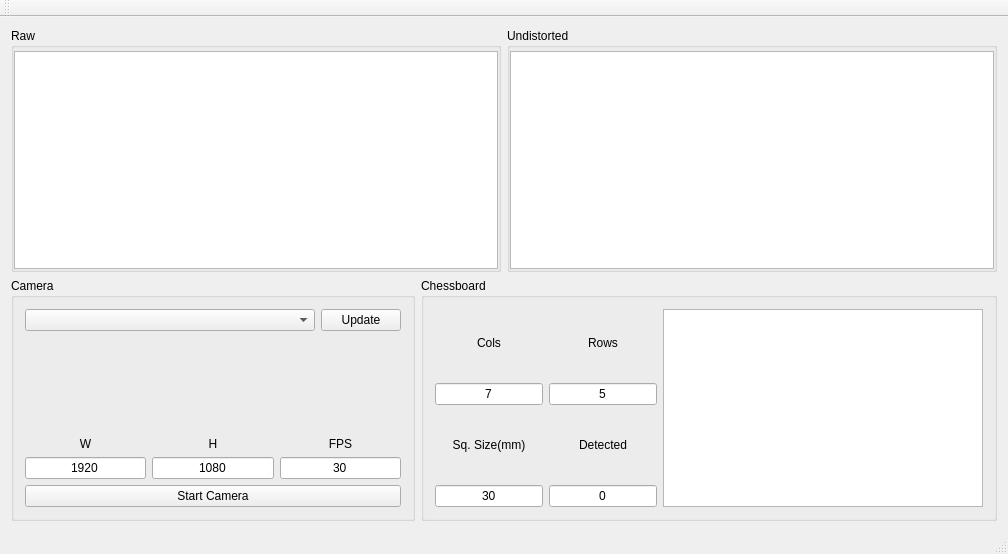
The window that CameraCalibration/forms/mainwindow.ui (Myzhar/qt_camera_calibration) describes before a commit, drawn with Qt 5.
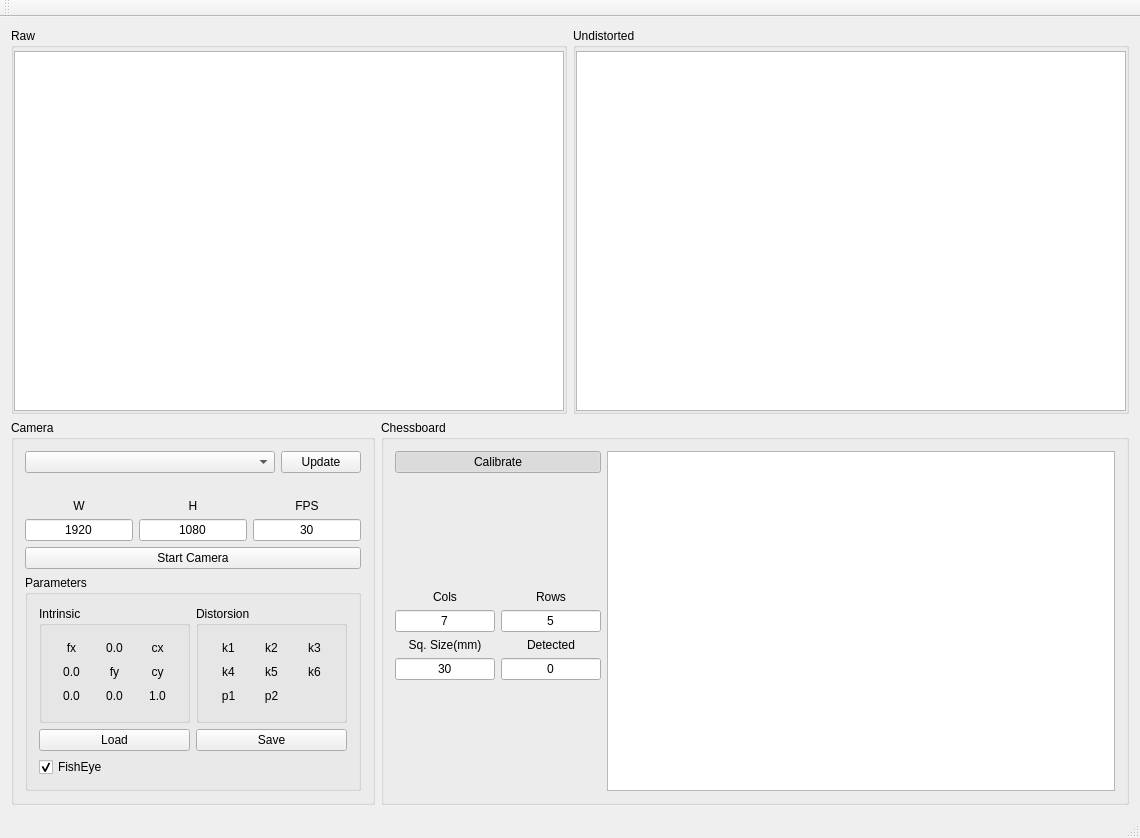
The same window after the commit.

Patch:
```diff
--- a/CameraCalibration/forms/mainwindow.ui
+++ b/CameraCalibration/forms/mainwindow.ui
@@ -6,8 +6,8 @@
    <rect>
     <x>0</x>
     <y>0</y>
-    <width>1008</width>
-    <height>554</height>
+    <width>1140</width>
+    <height>838</height>
    </rect>
   </property>
   <property name="windowTitle">
@@ -55,7 +55,7 @@
            <property name="minimumSize">
             <size>
              <width>320</width>
-             <height>0</height>
+             <height>320</height>
             </size>
            </property>
            <property name="maximumSize">
@@ -107,7 +107,7 @@
            <property name="minimumSize">
             <size>
              <width>320</width>
-             <height>0</height>
+             <height>320</height>
             </size>
            </property>
            <property name="maximumSize">
@@ -128,7 +128,7 @@
       <item>
        <widget class="QGroupBox" name="groupBox">
         <property name="sizePolicy">
-         <sizepolicy hsizetype="Preferred" vsizetype="MinimumExpanding">
+         <sizepolicy hsizetype="Maximum" vsizetype="MinimumExpanding">
           <horstretch>0</horstretch>
           <verstretch>0</verstretch>
          </sizepolicy>
@@ -140,7 +140,7 @@
          <item row="1" column="0">
           <widget class="QLabel" name="label_camera">
            <property name="sizePolicy">
-            <sizepolicy hsizetype="MinimumExpanding" vsizetype="Preferred">
+            <sizepolicy hsizetype="MinimumExpanding" vsizetype="Fixed">
              <horstretch>0</horstretch>
              <verstretch>0</verstretch>
             </sizepolicy>
@@ -150,10 +150,10 @@
            </property>
           </widget>
          </item>
-         <item row="4" column="0">
+         <item row="3" column="0">
           <widget class="QPushButton" name="pushButton_camera_connect_disconnect">
            <property name="sizePolicy">
-            <sizepolicy hsizetype="Preferred" vsizetype="Fixed">
+            <sizepolicy hsizetype="Minimum" vsizetype="Fixed">
              <horstretch>0</horstretch>
              <verstretch>0</verstretch>
             </sizepolicy>
@@ -171,7 +171,7 @@
            <item>
             <widget class="QComboBox" name="comboBox_camera">
              <property name="sizePolicy">
-              <sizepolicy hsizetype="Preferred" vsizetype="Fixed">
+              <sizepolicy hsizetype="Minimum" vsizetype="Fixed">
                <horstretch>0</horstretch>
                <verstretch>0</verstretch>
               </sizepolicy>
@@ -193,14 +193,14 @@
            </item>
           </layout>
          </item>
-         <item row="3" column="0">
+         <item row="2" column="0">
           <layout class="QHBoxLayout" name="horizontalLayout_3">
            <item>
             <layout class="QVBoxLayout" name="verticalLayout">
              <item>
               <widget class="QLabel" name="label">
                <property name="sizePolicy">
-                <sizepolicy hsizetype="Preferred" vsizetype="Preferred">
+                <sizepolicy hsizetype="Minimum" vsizetype="Fixed">
                  <horstretch>0</horstretch>
                  <verstretch>0</verstretch>
                 </sizepolicy>
@@ -216,7 +216,7 @@
              <item>
               <widget class="QLineEdit" name="lineEdit_camera_w">
                <property name="sizePolicy">
-                <sizepolicy hsizetype="Preferred" vsizetype="Fixed">
+                <sizepolicy hsizetype="Minimum" vsizetype="Fixed">
                  <horstretch>0</horstretch>
                  <verstretch>0</verstretch>
                 </sizepolicy>
@@ -242,7 +242,7 @@
              <item>
               <widget class="QLabel" name="label_2">
                <property name="sizePolicy">
-                <sizepolicy hsizetype="Preferred" vsizetype="Preferred">
+                <sizepolicy hsizetype="Minimum" vsizetype="Fixed">
                  <horstretch>0</horstretch>
                  <verstretch>0</verstretch>
                 </sizepolicy>
@@ -258,7 +258,7 @@
              <item>
               <widget class="QLineEdit" name="lineEdit_camera_h">
                <property name="sizePolicy">
-                <sizepolicy hsizetype="Preferred" vsizetype="Fixed">
+                <sizepolicy hsizetype="Minimum" vsizetype="Fixed">
                  <horstretch>0</horstretch>
                  <verstretch>0</verstretch>
                 </sizepolicy>
@@ -284,7 +284,7 @@
              <item>
               <widget class="QLabel" name="label_3">
                <property name="sizePolicy">
-                <sizepolicy hsizetype="Preferred" vsizetype="Preferred">
+                <sizepolicy hsizetype="Minimum" vsizetype="Fixed">
                  <horstretch>0</horstretch>
                  <verstretch>0</verstretch>
                 </sizepolicy>
@@ -300,7 +300,7 @@
              <item>
               <widget class="QLineEdit" name="lineEdit_camera_fps">
                <property name="sizePolicy">
-                <sizepolicy hsizetype="Preferred" vsizetype="Fixed">
+                <sizepolicy hsizetype="Minimum" vsizetype="Fixed">
                  <horstretch>0</horstretch>
                  <verstretch>0</verstretch>
                 </sizepolicy>
@@ -323,18 +323,469 @@
            </item>
           </layout>
          </item>
-         <item row="2" column="0">
-          <spacer name="verticalSpacer">
-           <property name="orientation">
-            <enum>Qt::Vertical</enum>
+         <item row="4" column="0">
+          <widget class="QGroupBox" name="groupBox_params">
+           <property name="sizePolicy">
+            <sizepolicy hsizetype="Minimum" vsizetype="Preferred">
+             <horstretch>0</horstretch>
+             <verstretch>0</verstretch>
+            </sizepolicy>
            </property>
-           <property name="sizeHint" stdset="0">
-            <size>
-             <width>20</width>
-             <height>40</height>
-            </size>
+           <property name="title">
+            <string>Parameters</string>
            </property>
-          </spacer>
+           <layout class="QGridLayout" name="gridLayout_8">
+            <item row="0" column="1">
+             <widget class="QGroupBox" name="groupBox_par_distorsion">
+              <property name="sizePolicy">
+               <sizepolicy hsizetype="Minimum" vsizetype="Preferred">
+                <horstretch>0</horstretch>
+                <verstretch>0</verstretch>
+               </sizepolicy>
+              </property>
+              <property name="title">
+               <string>Distorsion</string>
+              </property>
+              <layout class="QGridLayout" name="gridLayout_7">
+               <item row="0" column="0">
+                <widget class="QLabel" name="label_k1">
+                 <property name="sizePolicy">
+                  <sizepolicy hsizetype="Minimum" vsizetype="Fixed">
+                   <horstretch>0</horstretch>
+                   <verstretch>0</verstretch>
+                  </sizepolicy>
+                 </property>
+                 <property name="maximumSize">
+                  <size>
+                   <width>100</width>
+                   <height>16777215</height>
+                  </size>
+                 </property>
+                 <property name="text">
+                  <string>k1</string>
+                 </property>
+                 <property name="alignment">
+                  <set>Qt::AlignCenter</set>
+                 </property>
+                </widget>
+               </item>
+               <item row="1" column="1">
+                <widget class="QLabel" name="label_k5">
+                 <property name="sizePolicy">
+                  <sizepolicy hsizetype="Minimum" vsizetype="Fixed">
+                   <horstretch>0</horstretch>
+                   <verstretch>0</verstretch>
+                  </sizepolicy>
+                 </property>
+                 <property name="maximumSize">
+                  <size>
+                   <width>100</width>
+                   <height>16777215</height>
+                  </size>
+                 </property>
+                 <property name="text">
+                  <string>k5</string>
+                 </property>
+                 <property name="alignment">
+                  <set>Qt::AlignCenter</set>
+                 </property>
+                </widget>
+               </item>
+               <item row="1" column="2">
+                <widget class="QLabel" name="label_k6">
+                 <property name="sizePolicy">
+                  <sizepolicy hsizetype="Minimum" vsizetype="Fixed">
+                   <horstretch>0</horstretch>
+                   <verstretch>0</verstretch>
+                  </sizepolicy>
+                 </property>
+                 <property name="maximumSize">
+                  <size>
+                   <width>100</width>
+                   <height>16777215</height>
+                  </size>
+                 </property>
+                 <property name="text">
+                  <string>k6</string>
+                 </property>
+                 <property name="alignment">
+                  <set>Qt::AlignCenter</set>
+                 </property>
+                </widget>
+               </item>
+               <item row="0" column="2">
+                <widget class="QLabel" name="label_k3">
+                 <property name="sizePolicy">
+                  <sizepolicy hsizetype="Minimum" vsizetype="Fixed">
+                   <horstretch>0</horstretch>
+                   <verstretch>0</verstretch>
+                  </sizepolicy>
+                 </property>
+                 <property name="maximumSize">
+                  <size>
+                   <width>100</width>
+                   <height>16777215</height>
+                  </size>
+                 </property>
+                 <property name="text">
+                  <string>k3</string>
+                 </property>
+                 <property name="alignment">
+                  <set>Qt::AlignCenter</set>
+                 </property>
+                </widget>
+               </item>
+               <item row="0" column="1">
+                <widget class="QLabel" name="label_k2">
+                 <property name="sizePolicy">
+                  <sizepolicy hsizetype="Minimum" vsizetype="Fixed">
+                   <horstretch>0</horstretch>
+                   <verstretch>0</verstretch>
+                  </sizepolicy>
+                 </property>
+                 <property name="maximumSize">
+                  <size>
+                   <width>100</width>
+                   <height>16777215</height>
+                  </size>
+                 </property>
+                 <property name="text">
+                  <string>k2</string>
+                 </property>
+                 <property name="alignment">
+                  <set>Qt::AlignCenter</set>
+                 </property>
+                </widget>
+               </item>
+               <item row="2" column="0">
+                <widget class="QLabel" name="label_p1">
+                 <property name="sizePolicy">
+                  <sizepolicy hsizetype="Minimum" vsizetype="Fixed">
+                   <horstretch>0</horstretch>
+                   <verstretch>0</verstretch>
+                  </sizepolicy>
+                 </property>
+                 <property name="maximumSize">
+                  <size>
+                   <width>100</width>
+                   <height>16777215</height>
+                  </size>
+                 </property>
+                 <property name="text">
+                  <string>p1</string>
+                 </property>
+                 <property name="alignment">
+                  <set>Qt::AlignCenter</set>
+                 </property>
+                </widget>
+               </item>
+               <item row="1" column="0">
+                <widget class="QLabel" name="label_k4">
+                 <property name="sizePolicy">
+                  <sizepolicy hsizetype="Minimum" vsizetype="Fixed">
+                   <horstretch>0</horstretch>
+                   <verstretch>0</verstretch>
+                  </sizepolicy>
+                 </property>
+                 <property name="maximumSize">
+                  <size>
+                   <width>100</width>
+                   <height>16777215</height>
+                  </size>
+                 </property>
+                 <property name="text">
+                  <string>k4</string>
+                 </property>
+                 <property name="alignment">
+                  <set>Qt::AlignCenter</set>
+                 </property>
+                </widget>
+               </item>
+               <item row="2" column="1">
+                <widget class="QLabel" name="label_p2">
+                 <property name="sizePolicy">
+                  <sizepolicy hsizetype="Minimum" vsizetype="Fixed">
+                   <horstretch>0</horstretch>
+                   <verstretch>0</verstretch>
+                  </sizepolicy>
+                 </property>
+                 <property name="maximumSize">
+                  <size>
+                   <width>100</width>
+                   <height>16777215</height>
+                  </size>
+                 </property>
+                 <property name="text">
+                  <string>p2</string>
+                 </property>
+                 <property name="alignment">
+                  <set>Qt::AlignCenter</set>
+                 </property>
+                </widget>
+               </item>
+              </layout>
+             </widget>
+            </item>
+            <item row="1" column="1">
+             <widget class="QPushButton" name="pushButton_save_params">
+              <property name="sizePolicy">
+               <sizepolicy hsizetype="Minimum" vsizetype="Fixed">
+                <horstretch>0</horstretch>
+                <verstretch>0</verstretch>
+               </sizepolicy>
+              </property>
+              <property name="text">
+               <string>Save</string>
+              </property>
+             </widget>
+            </item>
+            <item row="1" column="0">
+             <widget class="QPushButton" name="pushButton_load_params">
+              <property name="sizePolicy">
+               <sizepolicy hsizetype="Minimum" vsizetype="Fixed">
+                <horstretch>0</horstretch>
+                <verstretch>0</verstretch>
+               </sizepolicy>
+              </property>
+              <property name="text">
+               <string>Load</string>
+              </property>
+             </widget>
+            </item>
+            <item row="0" column="0">
+             <widget class="QGroupBox" name="groupBox_par_intrinsic">
+              <property name="sizePolicy">
+               <sizepolicy hsizetype="Minimum" vsizetype="Preferred">
+                <horstretch>0</horstretch>
+                <verstretch>0</verstretch>
+               </sizepolicy>
+              </property>
+              <property name="title">
+               <string>Intrinsic</string>
+              </property>
+              <layout class="QGridLayout" name="gridLayout_6">
+               <item row="0" column="0">
+                <widget class="QLabel" name="label_fx">
+                 <property name="sizePolicy">
+                  <sizepolicy hsizetype="Minimum" vsizetype="Fixed">
+                   <horstretch>0</horstretch>
+                   <verstretch>0</verstretch>
+                  </sizepolicy>
+                 </property>
+                 <property name="maximumSize">
+                  <size>
+                   <width>100</width>
+                   <height>16777215</height>
+                  </size>
+                 </property>
+                 <property name="text">
+                  <string>fx</string>
+                 </property>
+                 <property name="alignment">
+                  <set>Qt::AlignCenter</set>
+                 </property>
+                </widget>
+               </item>
+               <item row="1" column="1">
+                <widget class="QLabel" name="label_fy">
+                 <property name="sizePolicy">
+                  <sizepolicy hsizetype="Minimum" vsizetype="Fixed">
+                   <horstretch>0</horstretch>
+                   <verstretch>0</verstretch>
+                  </sizepolicy>
+                 </property>
+                 <property name="maximumSize">
+                  <size>
+                   <width>100</width>
+                   <height>16777215</height>
+                  </size>
+                 </property>
+                 <property name="text">
+                  <string>fy</string>
+                 </property>
+                 <property name="alignment">
+                  <set>Qt::AlignCenter</set>
+                 </property>
+                </widget>
+               </item>
+               <item row="1" column="2">
+                <widget class="QLabel" name="label_cy">
+                 <property name="sizePolicy">
+                  <sizepolicy hsizetype="Minimum" vsizetype="Fixed">
+                   <horstretch>0</horstretch>
+                   <verstretch>0</verstretch>
+                  </sizepolicy>
+                 </property>
+                 <property name="maximumSize">
+                  <size>
+                   <width>100</width>
+                   <height>16777215</height>
+                  </size>
+                 </property>
+                 <property name="text">
+                  <string>cy</string>
+                 </property>
+                 <property name="alignment">
+                  <set>Qt::AlignCenter</set>
+                 </property>
+                </widget>
+               </item>
+               <item row="2" column="2">
+                <widget class="QLabel" name="label_i_22">
+                 <property name="sizePolicy">
+                  <sizepolicy hsizetype="Minimum" vsizetype="Fixed">
+                   <horstretch>0</horstretch>
+                   <verstretch>0</verstretch>
+                  </sizepolicy>
+                 </property>
+                 <property name="maximumSize">
+                  <size>
+                   <width>100</width>
+                   <height>16777215</height>
+                  </size>
+                 </property>
+                 <property name="text">
+                  <string>1.0</string>
+                 </property>
+                 <property name="alignment">
+                  <set>Qt::AlignCenter</set>
+                 </property>
+                </widget>
+               </item>
+               <item row="0" column="2">
+                <widget class="QLabel" name="label_cx">
+                 <property name="sizePolicy">
+                  <sizepolicy hsizetype="Minimum" vsizetype="Fixed">
+                   <horstretch>0</horstretch>
+                   <verstretch>0</verstretch>
+                  </sizepolicy>
+                 </property>
+                 <property name="maximumSize">
+                  <size>
+                   <width>100</width>
+                   <height>16777215</height>
+                  </size>
+                 </property>
+                 <property name="text">
+                  <string>cx</string>
+                 </property>
+                 <property name="alignment">
+                  <set>Qt::AlignCenter</set>
+                 </property>
+                </widget>
+               </item>
+               <item row="0" column="1">
+                <widget class="QLabel" name="label_i_01">
+                 <property name="sizePolicy">
+                  <sizepolicy hsizetype="Minimum" vsizetype="Fixed">
+                   <horstretch>0</horstretch>
+                   <verstretch>0</verstretch>
+                  </sizepolicy>
+                 </property>
+                 <property name="maximumSize">
+                  <size>
+                   <width>100</width>
+                   <height>16777215</height>
+                  </size>
+                 </property>
+                 <property name="text">
+                  <string>0.0</string>
+                 </property>
+                 <property name="alignment">
+                  <set>Qt::AlignCenter</set>
+                 </property>
+                </widget>
+               </item>
+               <item row="2" column="0">
+                <widget class="QLabel" name="label_i_20">
+                 <property name="sizePolicy">
+                  <sizepolicy hsizetype="Minimum" vsizetype="Fixed">
+                   <horstretch>0</horstretch>
+                   <verstretch>0</verstretch>
+                  </sizepolicy>
+                 </property>
+                 <property name="maximumSize">
+                  <size>
+                   <width>100</width>
+                   <height>16777215</height>
+                  </size>
+                 </property>
+                 <property name="text">
+                  <string>0.0</string>
+                 </property>
+                 <property name="alignment">
+                  <set>Qt::AlignCenter</set>
+                 </property>
+                </widget>
+               </item>
+               <item row="1" column="0">
+                <widget class="QLabel" name="label_i_10">
+                 <property name="sizePolicy">
+                  <sizepolicy hsizetype="Minimum" vsizetype="Fixed">
+                   <horstretch>0</horstretch>
+                   <verstretch>0</verstretch>
+                  </sizepolicy>
+                 </property>
+                 <property name="maximumSize">
+                  <size>
+                   <width>100</width>
+                   <height>16777215</height>
+                  </size>
+                 </property>
+                 <property name="text">
+                  <string>0.0</string>
+                 </property>
+                 <property name="alignment">
+                  <set>Qt::AlignCenter</set>
+                 </property>
+                </widget>
+               </item>
+               <item row="2" column="1">
+                <widget class="QLabel" name="label_i_21">
+                 <property name="sizePolicy">
+                  <sizepolicy hsizetype="Minimum" vsizetype="Fixed">
+                   <horstretch>0</horstretch>
+                   <verstretch>0</verstretch>
+                  </sizepolicy>
+                 </property>
+                 <property name="maximumSize">
+                  <size>
+                   <width>100</width>
+                   <height>16777215</height>
+                  </size>
+                 </property>
+                 <property name="text">
+                  <string>0.0</string>
+                 </property>
+                 <property name="alignment">
+                  <set>Qt::AlignCenter</set>
+                 </property>
+                </widget>
+               </item>
+              </layout>
+             </widget>
+            </item>
+            <item row="2" column="0">
+             <widget class="QCheckBox" name="checkBox_fisheye">
+              <property name="sizePolicy">
+               <sizepolicy hsizetype="Minimum" vsizetype="Fixed">
+                <horstretch>0</horstretch>
+                <verstretch>0</verstretch>
+               </sizepolicy>
+              </property>
+              <property name="focusPolicy">
+               <enum>Qt::StrongFocus</enum>
+              </property>
+              <property name="text">
+               <string>FishEye</string>
+              </property>
+              <property name="checked">
+               <bool>true</bool>
+              </property>
+             </widget>
+            </item>
+           </layout>
+          </widget>
          </item>
         </layout>
        </widget>
@@ -342,7 +793,7 @@
       <item>
        <widget class="QGroupBox" name="groupBox_chessboard">
         <property name="sizePolicy">
-         <sizepolicy hsizetype="Preferred" vsizetype="MinimumExpanding">
+         <sizepolicy hsizetype="MinimumExpanding" vsizetype="MinimumExpanding">
           <horstretch>0</horstretch>
           <verstretch>0</verstretch>
          </sizepolicy>
@@ -351,8 +802,21 @@
          <string>Chessboard</string>
         </property>
         <layout class="QGridLayout" name="gridLayout_2">
-         <item row="0" column="1">
+         <item row="1" column="1">
           <layout class="QVBoxLayout" name="verticalLayout_4">
+           <item>
+            <spacer name="verticalSpacer_4">
+             <property name="orientation">
+              <enum>Qt::Vertical</enum>
+             </property>
+             <property name="sizeHint" stdset="0">
+              <size>
+               <width>20</width>
+               <height>40</height>
+              </size>
+             </property>
+            </spacer>
+           </item>
            <item>
             <widget class="QLabel" name="label_4">
              <property name="sizePolicy">
@@ -361,6 +825,12 @@
                <verstretch>0</verstretch>
               </sizepolicy>
              </property>
+             <property name="maximumSize">
+              <size>
+               <width>100</width>
+               <height>16777215</height>
+              </size>
+             </property>
              <property name="text">
               <string>Rows</string>
              </property>
@@ -379,7 +849,7 @@
              </property>
              <property name="maximumSize">
               <size>
-               <width>16777215</width>
+               <width>100</width>
                <height>16777215</height>
               </size>
              </property>
@@ -393,8 +863,21 @@
            </item>
           </layout>
          </item>
-         <item row="0" column="0">
+         <item row="1" column="0">
           <layout class="QVBoxLayout" name="verticalLayout_5">
+           <item>
+            <spacer name="verticalSpacer_3">
+             <property name="orientation">
+              <enum>Qt::Vertical</enum>
+             </property>
+             <property name="sizeHint" stdset="0">
+              <size>
+               <width>20</width>
+               <height>40</height>
+              </size>
+             </property>
+            </spacer>
+           </item>
            <item>
             <widget class="QLabel" name="label_5">
              <property name="sizePolicy">
@@ -403,6 +886,12 @@
                <verstretch>0</verstretch>
               </sizepolicy>
              </property>
+             <property name="maximumSize">
+              <size>
+               <width>100</width>
+               <height>16777215</height>
+              </size>
+             </property>
              <property name="text">
               <string>Cols</string>
              </property>
@@ -421,7 +910,7 @@
              </property>
              <property name="maximumSize">
               <size>
-               <width>16777215</width>
+               <width>100</width>
                <height>16777215</height>
               </size>
              </property>
@@ -435,7 +924,7 @@
            </item>
           </layout>
          </item>
-         <item row="1" column="1">
+         <item row="2" column="1">
           <layout class="QVBoxLayout" name="verticalLayout_7">
            <item>
             <widget class="QLabel" name="label_7">
@@ -445,6 +934,12 @@
                <verstretch>0</verstretch>
               </sizepolicy>
              </property>
+             <property name="maximumSize">
+              <size>
+               <width>100</width>
+               <height>16777215</height>
+              </size>
+             </property>
              <property name="text">
               <string>Detected</string>
              </property>
@@ -463,7 +958,7 @@
              </property>
              <property name="maximumSize">
               <size>
-               <width>16777215</width>
+               <width>100</width>
                <height>16777215</height>
               </size>
              </property>
@@ -478,9 +973,22 @@
              </property>
             </widget>
            </item>
+           <item>
+            <spacer name="verticalSpacer_2">
+             <property name="orientation">
+              <enum>Qt::Vertical</enum>
+             </property>
+             <property name="sizeHint" stdset="0">
+              <size>
+               <width>20</width>
+               <height>40</height>
+              </size>
+             </property>
+            </spacer>
+           </item>
           </layout>
          </item>
-         <item row="1" column="0">
+         <item row="2" column="0">
           <layout class="QVBoxLayout" name="verticalLayout_6">
            <item>
             <widget class="QLabel" name="label_6">
@@ -490,6 +998,12 @@
                <verstretch>0</verstretch>
               </sizepolicy>
              </property>
+             <property name="maximumSize">
+              <size>
+               <width>100</width>
+               <height>16777215</height>
+              </size>
+             </property>
              <property name="text">
               <string>Sq. Size(mm)</string>
              </property>
@@ -508,7 +1022,7 @@
              </property>
              <property name="maximumSize">
               <size>
-               <width>16777215</width>
+               <width>100</width>
                <height>16777215</height>
               </size>
              </property>
@@ -520,9 +1034,41 @@
              </property>
             </widget>
            </item>
+           <item>
+            <spacer name="verticalSpacer">
+             <property name="orientation">
+              <enum>Qt::Vertical</enum>
+             </property>
+             <property name="sizeHint" stdset="0">
+              <size>
+               <width>20</width>
+               <height>40</height>
+              </size>
+             </property>
+            </spacer>
+           </item>
           </layout>
          </item>
-         <item row="0" column="2" rowspan="2">
+         <item row="0" column="0" colspan="2">
+          <widget class="QPushButton" name="pushButton_calibrate">
+           <property name="sizePolicy">
+            <sizepolicy hsizetype="Preferred" vsizetype="Fixed">
+             <horstretch>0</horstretch>
+             <verstretch>0</verstretch>
+            </sizepolicy>
+           </property>
+           <property name="text">
+            <string>Calibrate</string>
+           </property>
+           <property name="checkable">
+            <bool>true</bool>
+           </property>
+           <property name="checked">
+            <bool>true</bool>
+           </property>
+          </widget>
+         </item>
+         <item row="0" column="2" rowspan="3">
           <widget class="QGraphicsView" name="graphicsView_checkboard">
            <property name="sizePolicy">
             <sizepolicy hsizetype="MinimumExpanding" vsizetype="MinimumExpanding">
@@ -533,7 +1079,7 @@
            <property name="minimumSize">
             <size>
              <width>320</width>
-             <height>0</height>
+             <height>320</height>
             </size>
            </property>
            <property name="maximumSize">
```
Left out of the diff: 4 changed lines with no effect on the pictures.
